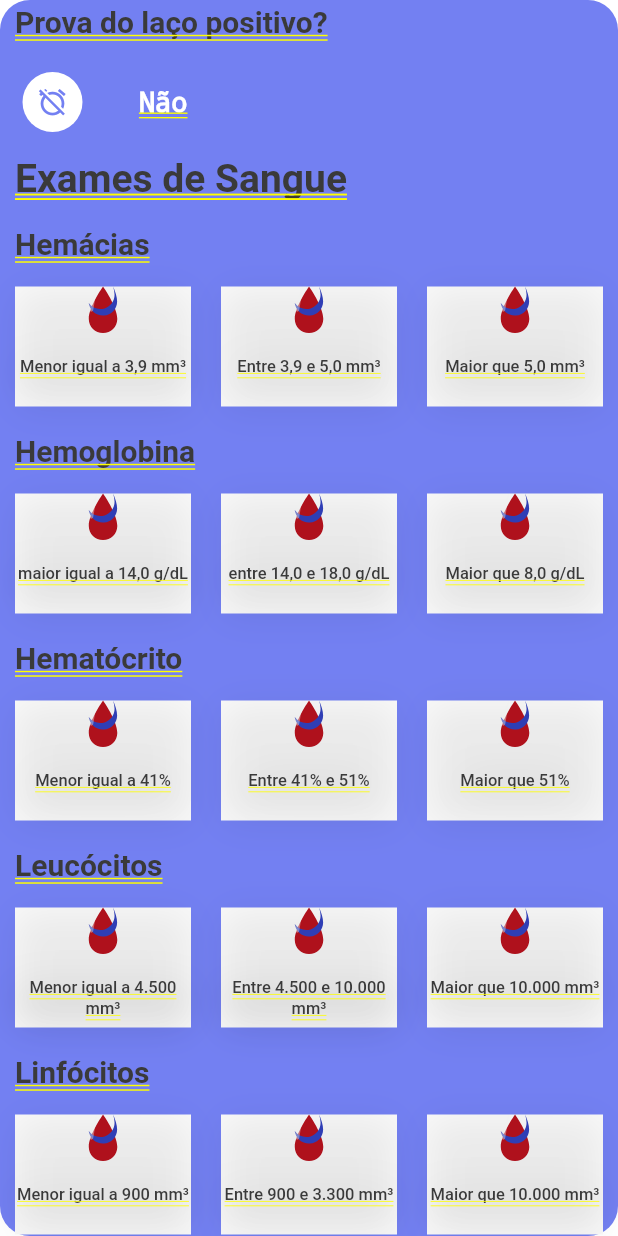
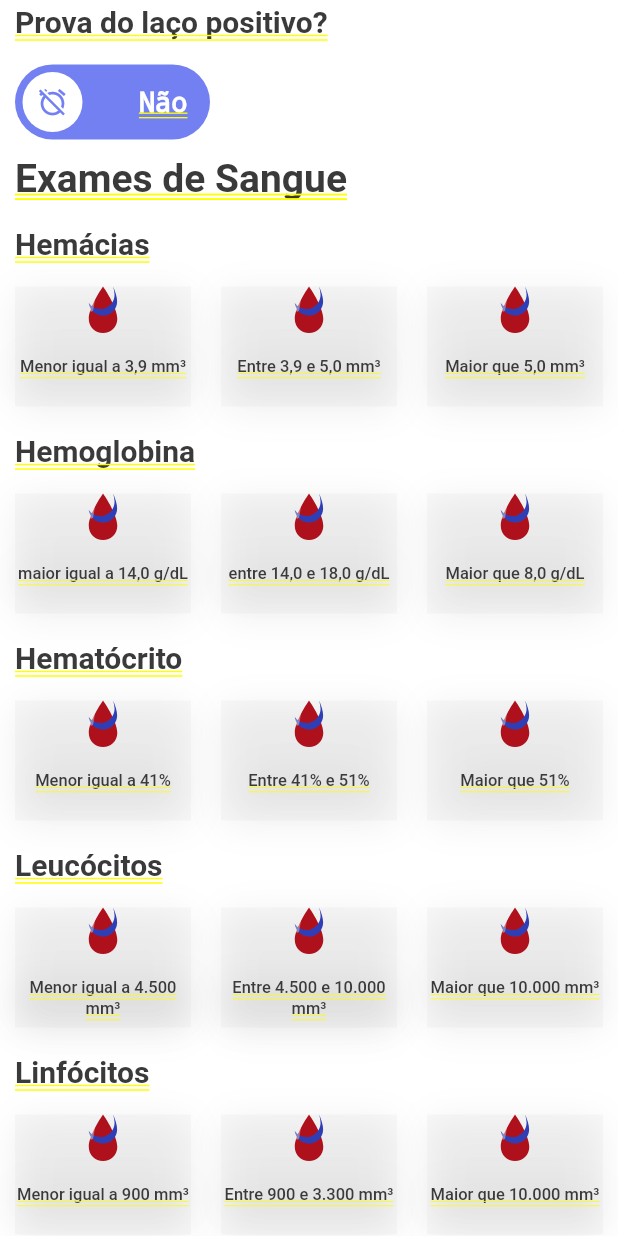
Before and after one commit to geanlima/ArboVirose, a Flutter app: the ExamesScreen screen opened by its route, on a phone screen of 412 x 824 dp. Run offline on Flutter 3.47's test engine with Material 2 defaults, Android fonts, the phone set to English and light mode, and no system bars; drawn by our look-alikes of lite_rolling_switch; our stand-ins replace flutter_svg, fluttertoast; missing offline and left inert: adobe_xd; Roboto replaces fonts that are missing (Poppins); statements that could not run were skipped.

Commit message:
commit 30/01/2021 18:38

```diff
--- a/lib/screens/exames_screen.dart
+++ b/lib/screens/exames_screen.dart
@@ -52,7 +52,7 @@ class _ExamesScreenState extends State<ExamesScreen> {
   Widget build(BuildContext context) {
     return Container(
       decoration: BoxDecoration(
-        color: Theme.of(context).accentColor,
+        color: Colors.white,
         borderRadius: BorderRadius.circular(20),
       ),
       child: Column(
--- a/lib/screens/febre_screen.dart
+++ b/lib/screens/febre_screen.dart
@@ -22,7 +22,7 @@ class _FebreScreenState extends State<FebreScreen> {
   Widget build(BuildContext context) {
     return Container(
       decoration: BoxDecoration(
-        color: Theme.of(context).accentColor,
+        color: Colors.white,
         borderRadius: BorderRadius.circular(20),
       ),
       child: Column(
--- a/lib/screens/main_screen.dart
+++ b/lib/screens/main_screen.dart
@@ -46,8 +46,8 @@ class _MainScreenState extends State<MainScreen> {
         children: [
           ShadowWidget(),
           MainHeaderWidget('D.A.I.'),
+          BugWidget(),
           MainBodyWidget(),
-          BugWidget(),
           Form(
             child: Padding(
               padding: const EdgeInsets.only(top: 180),
--- a/lib/screens/resultado_screen.dart
+++ b/lib/screens/resultado_screen.dart
@@ -15,7 +15,7 @@ class _ResultadoScreenState extends State<ResultadoScreen> {
   Widget build(BuildContext context) {
     return Container(
       decoration: BoxDecoration(
-        color: Theme.of(context).accentColor,
+        color: Colors.white,
         borderRadius: BorderRadius.circular(20),
       ),
       child: Column(
--- a/lib/screens/sintomas_screen.dart
+++ b/lib/screens/sintomas_screen.dart
@@ -16,7 +16,7 @@ class _SintomasScreenState extends State<SintomasScreen> {
   Widget build(BuildContext context) {
     return Container(
       decoration: BoxDecoration(
-        color: Theme.of(context).accentColor,
+        color: Colors.white,
         borderRadius: BorderRadius.circular(20),
       ),
       child: Column(
--- a/lib/screens/sorologia_screen.dart
+++ b/lib/screens/sorologia_screen.dart
@@ -21,7 +21,7 @@ class _SorologiaScreenState extends State<SorologiaScreen> {
   Widget build(BuildContext context) {
     return Container(
       decoration: BoxDecoration(
-        color: Theme.of(context).accentColor,
+        color: Colors.white,
         borderRadius: BorderRadius.circular(20),
       ),
       child: Column(
--- a/lib/widgets/bug_widget.dart
+++ b/lib/widgets/bug_widget.dart
@@ -4,7 +4,7 @@ class BugWidget extends StatelessWidget {
   @override
   Widget build(BuildContext context) {
     return Transform.translate(
-      offset: Offset(260.0, 26.0),
+      offset: Offset(MediaQuery.of(context).size.width * 0.7, 26.0),
       child: Padding(
         padding: const EdgeInsets.only(top: 25),
         child: Container(
--- a/lib/widgets/main_body_widget.dart
+++ b/lib/widgets/main_body_widget.dart
@@ -7,7 +7,7 @@ class MainBodyWidget extends StatelessWidget {
       offset: Offset(0.0, 158.0),
       child: Container(
         padding: EdgeInsets.symmetric(horizontal: 200, vertical: 50),
-        width: 390.0,
+        width: double.infinity,
         height: 617.0,
         decoration: BoxDecoration(
           borderRadius: BorderRadius.only(
```
